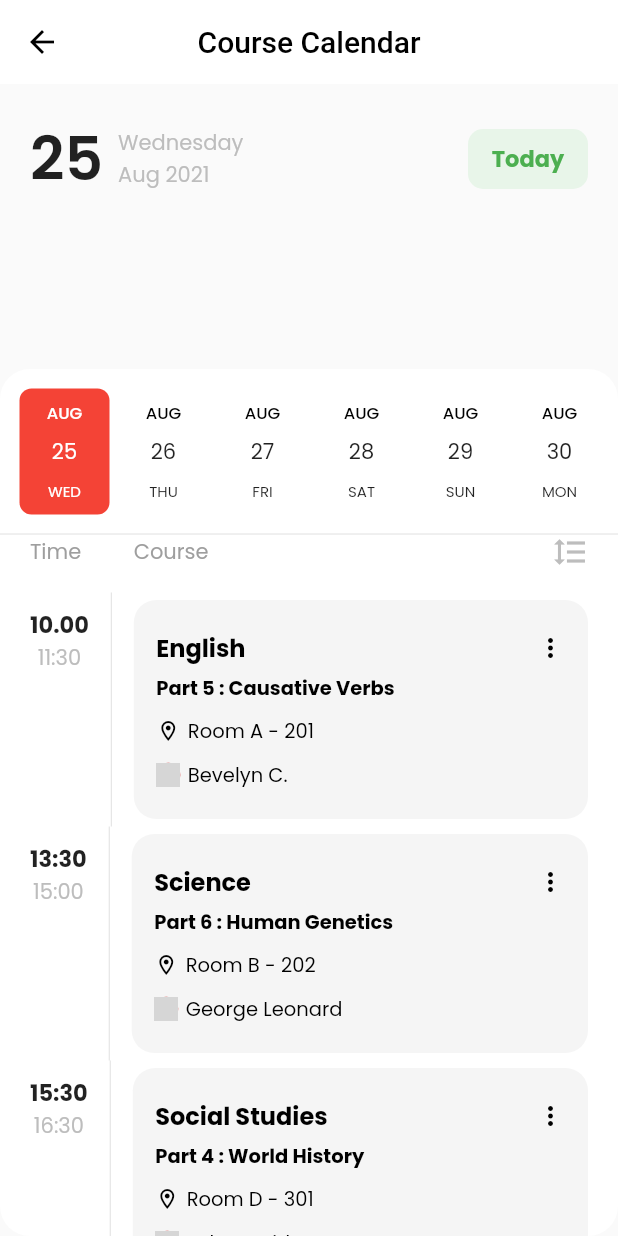
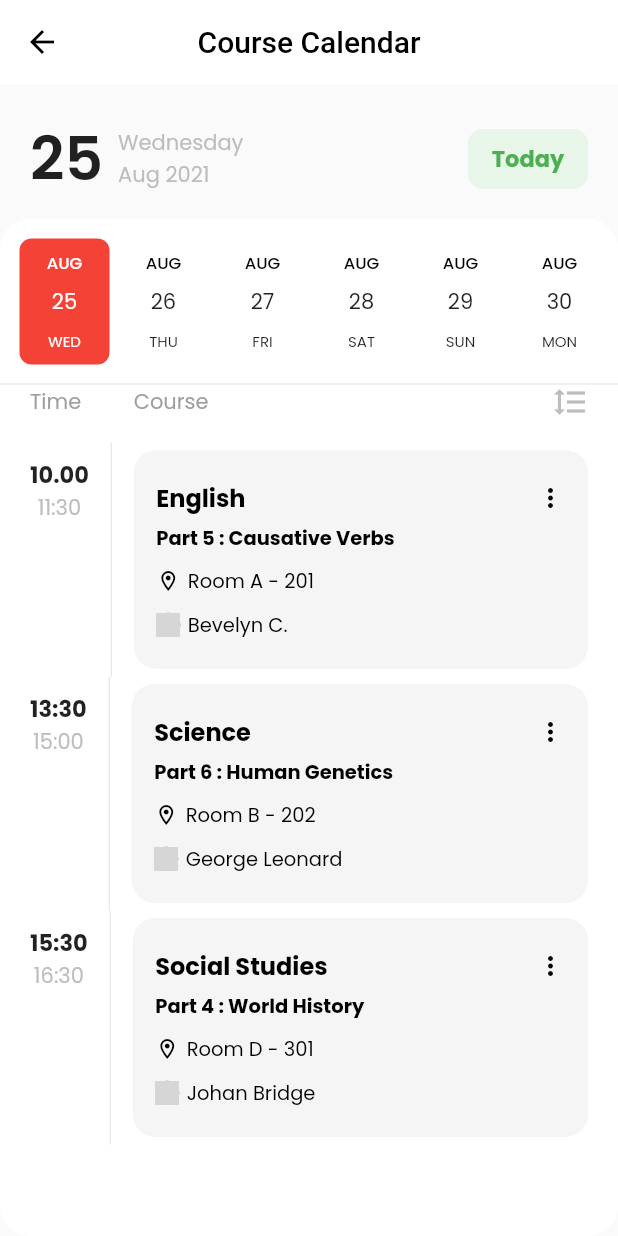
Before and after one commit to codekaze/flamelearning, a Flutter app: the CourseCalendarView screen opened directly, on a phone screen of 412 x 824 dp. Run offline on Flutter 3.47's test engine with Material 2 defaults, Android fonts, the light colour scheme and no system bars; drawn by our look-alikes of date_picker_timeline; our stand-ins replace flutter_icons, flutter_rating_bar, flutter_slidable, get, get_storage, google_fonts; missing offline and left inert: desktop_window, syncfusion_flutter_pdfviewer; accounts and stored records are empty; network calls fail; grey boxes are pictures that could not be loaded.

Commit message:
Wed, Aug 25, 14:09:45

```diff
--- a/lib/module/course_calendar/widget/date_selector.dart
+++ b/lib/module/course_calendar/widget/date_selector.dart
@@ -18,9 +18,7 @@ class _DateSelectorState extends State<DateSelector> {
 
   @override
   Widget build(BuildContext context) {
-    return Padding(
-      padding: const EdgeInsets.only(top: 100),
-      child: Container(
+    return Container(
       width: 500,
       decoration: BoxDecoration(
         color: Colors.white,
@@ -283,7 +281,6 @@ class _DateSelectorState extends State<DateSelector> {
           ),
         ],
       ),
-      ),
     );
   }
 }
```
Lines whose indentation alone changed are shown as unchanged.
